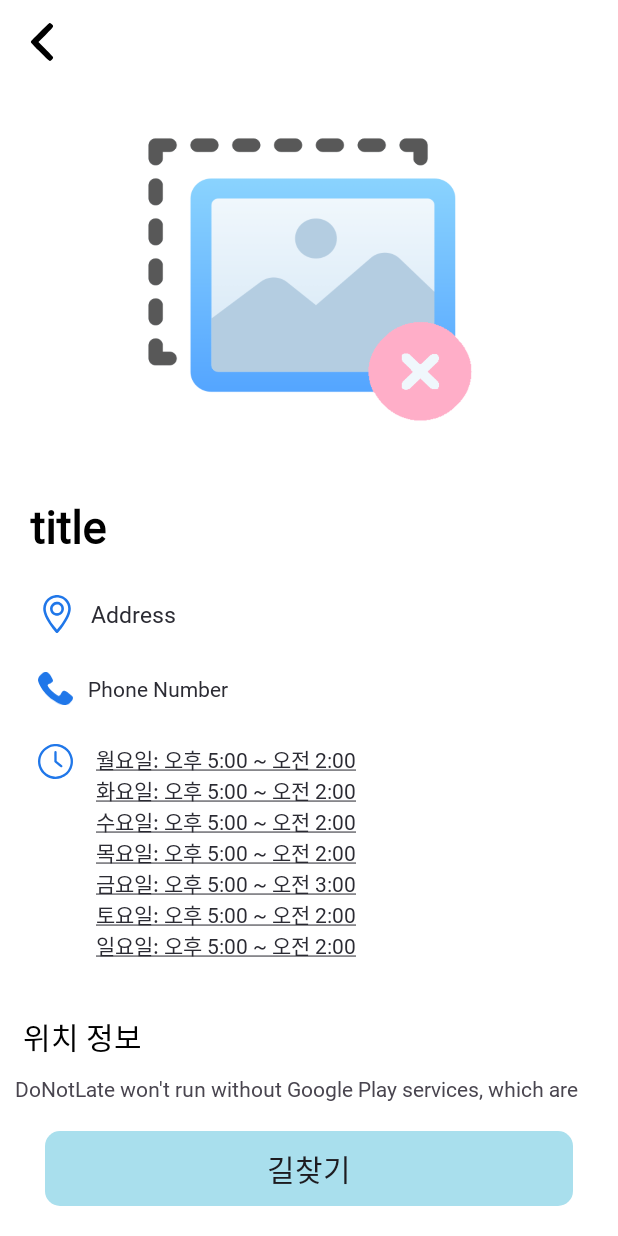
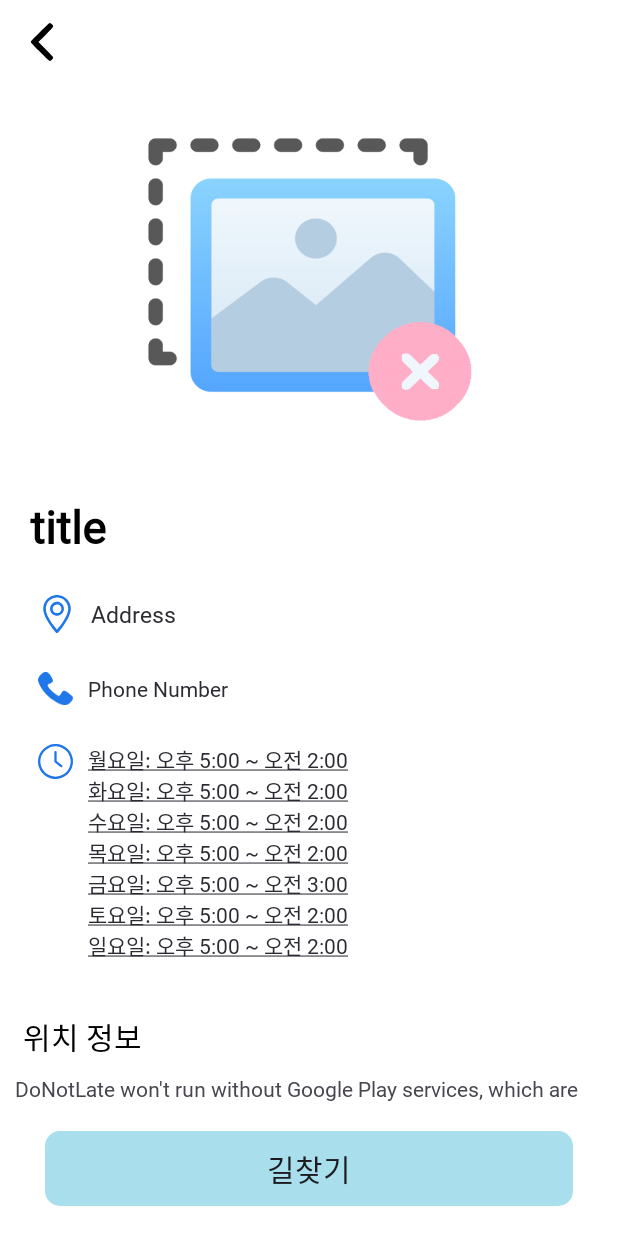
Before and after one commit to TeamProject10Final/TeamProject_Final, an Android app: the fragment PlaceDetailFragment placed in its activity, on a phone screen of 412 x 824 dp. Run offline under Robolectric (Android 15) with nearby library versions, the phone set to English and light mode, and no system bars; our stand-ins replace Firebase (no records; nobody signed in at launch, a user with empty details on screens opened directly); pictures from the network do not load; 1 statement that could not run was skipped.

Commit message:
키보드 숨기기 주석 해제
fragment_place_detail.xml 영업 시간 마진 수정

```diff
--- a/app/src/main/res/layout/fragment_place_detail.xml
+++ b/app/src/main/res/layout/fragment_place_detail.xml
@@ -119,13 +119,13 @@
                 android:id="@+id/tv_Place_Detail_Description"
                 android:layout_width="0dp"
                 android:layout_height="wrap_content"
+                android:layout_marginStart="10dp"
+                android:layout_marginEnd="80dp"
                 android:text="@string/time"
-                android:layout_marginStart="15dp"
-                android:layout_marginEnd="80dp"
                 android:textColor="@color/bright_black"
-                app:layout_constraintTop_toTopOf="@+id/imageView5"
+                app:layout_constraintEnd_toEndOf="parent"
                 app:layout_constraintStart_toEndOf="@+id/imageView5"
-                app:layout_constraintEnd_toEndOf="parent"/>
+                app:layout_constraintTop_toTopOf="@+id/imageView5" />
 
             <TextView
                 android:id="@+id/textView8"
```
Also changed, not shown: app/src/main/java/com/example/donotlate/feature/consumption/presentation/CalculationFragment2.kt (+9 -9 lines).
